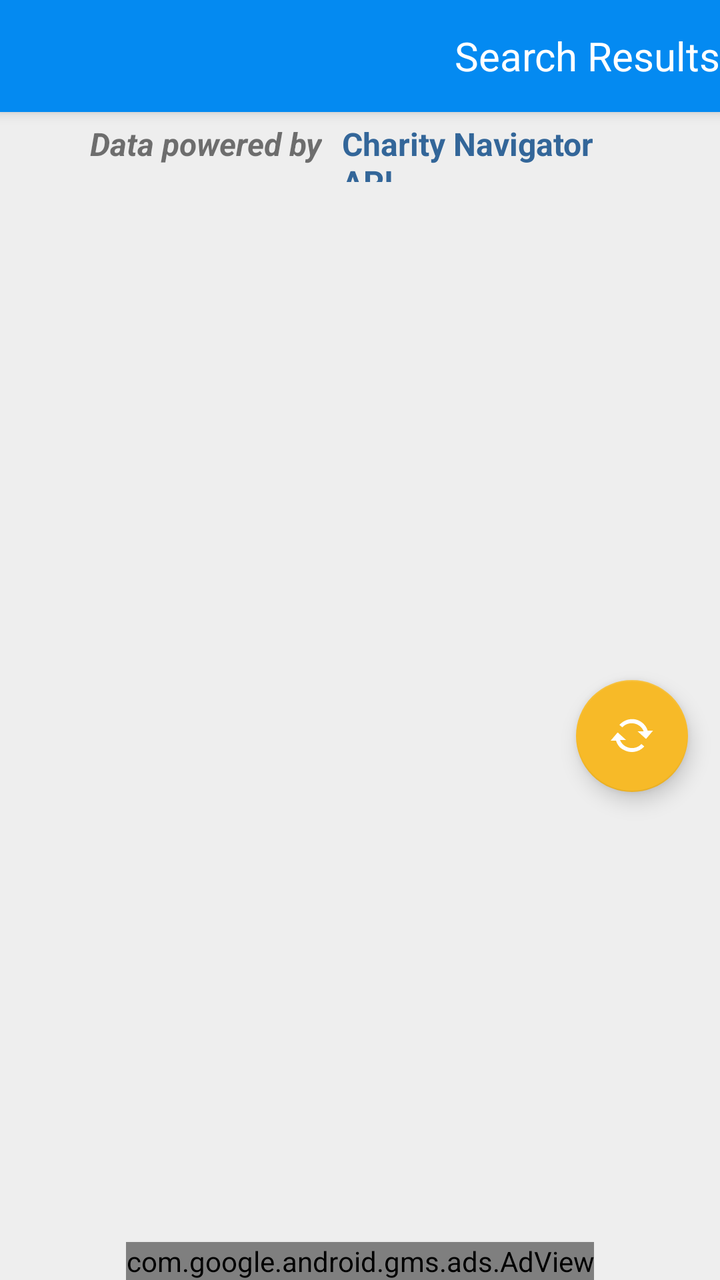
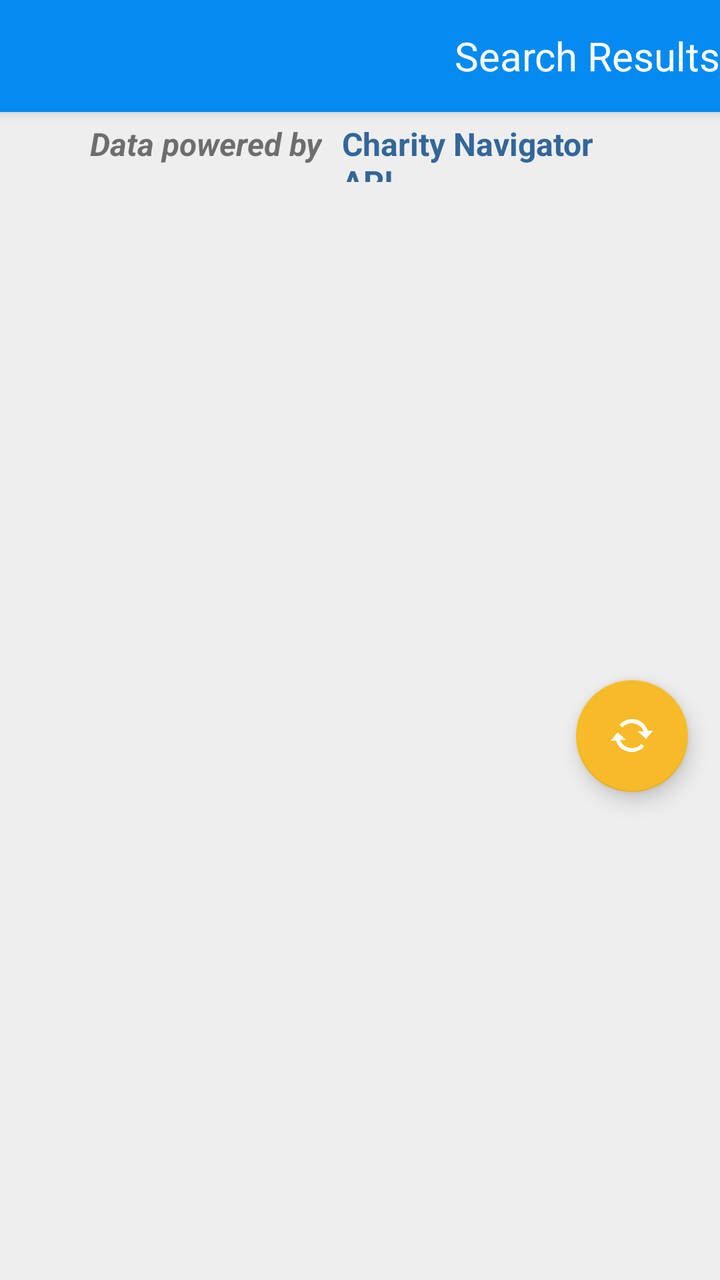

The first picture is an Android layout as it rendered before a commit; the second is the same layout after the commit. The layout source and the unified diff follow.
<!-- AndroidManifest.xml: activity theme AppTheme.NoActionBar -->
<!-- res/layout/activity_index.xml -->
<?xml version="1.0" encoding="utf-8"?>
<androidx.coordinatorlayout.widget.CoordinatorLayout
    xmlns:android="http://schemas.android.com/apk/res/android"
    xmlns:app="http://schemas.android.com/apk/res-auto"
    xmlns:tools="http://schemas.android.com/tools"
    android:layout_width="match_parent"
    android:layout_height="match_parent"
    android:fitsSystemWindows="true"
    tools:context=".view.IndexActivity">

    <com.google.android.material.appbar.AppBarLayout
        android:id="@+id/spawn_appbar"
        android:layout_width="match_parent"
        android:layout_height="wrap_content"
        android:theme="@style/AppTheme.AppBarOverlay">

        <androidx.appcompat.widget.Toolbar
            android:id="@+id/spawn_toolbar"
            android:layout_width="match_parent"
            android:layout_height="?attr/actionBarSize"
            app:popupTheme="@style/AppTheme.PopupOverlay">

            <TextView
                android:layout_width="match_parent"
                android:layout_height="match_parent"
                android:gravity="end|center_vertical"
                android:textSize="@dimen/text_size_paragraph_title"
                android:textColor="#fff"
                android:text="@string/title_activity_index"
                style="@style/AppTheme.AppBarOverlay"/>

        </androidx.appcompat.widget.Toolbar>

    </com.google.android.material.appbar.AppBarLayout>

    <LinearLayout
        android:layout_width="match_parent"
        android:layout_height="match_parent"
        android:orientation="vertical"
        app:layout_behavior="@string/appbar_scrolling_view_behavior">

        <LinearLayout
            android:id="@+id/index_attribution"
            android:layout_width="match_parent"
            android:layout_height="40dp"
            android:paddingStart="40dp"
            android:paddingEnd="40dp"
            android:gravity="center"
            android:background="@color/colorChalk"
            android:orientation="horizontal">

            <TextView
                android:layout_width="wrap_content"
                android:layout_height="match_parent"
                android:textSize="@dimen/text_size_paragraph"
                android:padding="5dp"
                android:textStyle="italic|bold"
                android:text="Data powered by"/>

            <TextView
                android:layout_width="wrap_content"
                android:layout_height="match_parent"
                android:textSize="@dimen/text_size_paragraph"
                android:padding="5dp"
                android:textStyle="bold"
                android:textColor="#336699"
                android:text="Charity Navigator API"/>

        </LinearLayout>

        <LinearLayout
            android:layout_width="match_parent"
            android:layout_height="match_parent"
            android:orientation="horizontal">

            <FrameLayout
                android:id="@+id/spawn_list_container"
                android:layout_width="match_parent"
                android:layout_height="match_parent">


                <androidx.recyclerview.widget.RecyclerView
                    android:id="@+id/spawn_list"
                    android:layout_width="match_parent"
                    android:layout_height="match_parent"
                    android:background="@color/colorChalk"
                    app:layoutManager="androidx.recyclerview.widget.LinearLayoutManager"
                    tools:context=".view.IndexActivity"
                    tools:listitem="@layout/item_index"/>

                <ProgressBar
                    android:id="@+id/spawn_progress"
                    android:layout_width="80dp"
                    android:layout_height="80dp"
                    android:layout_gravity="center"
                    android:visibility="gone"/>

                <com.google.android.material.floatingactionbutton.FloatingActionButton
                    android:id="@+id/spawn_fab"
                    android:layout_width="wrap_content"
                    android:layout_height="wrap_content"
                    android:layout_gravity="center_vertical|end"
                    android:layout_marginEnd="@dimen/fab_margin"
                    android:backgroundTint="@color/colorCheer"
                    app:srcCompat="@drawable/action_sync"
                    android:contentDescription="@string/description_refresh_button"/>
            </FrameLayout>

            <FrameLayout
                android:id="@+id/spawn_detail_container"
                android:layout_width="match_parent"
                android:layout_height="match_parent"
                android:visibility="gone"
                android:background="@color/colorNeutralLight"
                app:layout_behavior="@string/appbar_scrolling_view_behavior" />

        </LinearLayout>

    </LinearLayout>

    <com.google.android.gms.ads.AdView

        xmlns:ads="http://schemas.android.com/apk/res-auto"
        android:id="@+id/index_banner"
        android:layout_width="wrap_content"
        android:layout_height="wrap_content"
        android:layout_gravity="center_horizontal|bottom"
        ads:adSize="BANNER"
        ads:adUnitId="@string/am_banner_id"/>

</androidx.coordinatorlayout.widget.CoordinatorLayout>
<!-- res/layout/item_index.xml (included above) -->
<?xml version="1.0" encoding="utf-8"?>
<androidx.constraintlayout.widget.ConstraintLayout
    xmlns:android="http://schemas.android.com/apk/res/android"
    xmlns:app="http://schemas.android.com/apk/res-auto"
    android:id="@+id/spawn_item_view"
    android:layout_width="match_parent"
    android:layout_height="125dp"
    android:layout_margin="2dp"
    android:background="#fff">

        <TextView
            android:id="@+id/spawn_item_primary"
            android:layout_width="0dp"
            android:layout_height="55dp"
            android:layout_margin="4dp"
            android:ellipsize="end"
            android:scrollHorizontally="true"
            android:textAppearance="?attr/textAppearanceListItem"
            android:textSize="@dimen/text_size_paragraph_title"
            app:layout_constraintEnd_toEndOf="parent"
            app:layout_constraintHorizontal_bias="0.473"
            app:layout_constraintStart_toStartOf="parent"
            app:layout_constraintTop_toTopOf="parent" />

        <LinearLayout
            android:id="@+id/spawn_item_details"
            android:layout_width="0dp"
            android:layout_height="64dp"
            android:orientation="vertical"
            android:layout_margin="4dp"
            app:layout_constraintHorizontal_bias="1.0"
            app:layout_constraintEnd_toStartOf="@+id/relativeLayout"
            app:layout_constraintStart_toStartOf="parent"
            app:layout_constraintTop_toBottomOf="@+id/spawn_item_primary"
            app:layout_constraintBottom_toBottomOf="parent">

            <TextView
                android:id="@+id/spawn_item_secondary"
                android:layout_width="match_parent"
                android:layout_height="32dp"
                android:textAppearance="?attr/textAppearanceListItem" />

            <TextView
                android:id="@+id/spawn_item_tertiary"
                android:layout_width="match_parent"
                android:layout_height="32dp"
                android:textAppearance="?attr/textAppearanceListItem"/>

        </LinearLayout>

        <RelativeLayout
            android:id="@+id/relativeLayout"
            android:layout_width="77dp"
            android:layout_height="62dp"
            android:layout_margin="4dp"
            app:layout_constraintBottom_toBottomOf="parent"
            app:layout_constraintEnd_toEndOf="parent"
            app:layout_constraintHorizontal_bias="1.0"
            app:layout_constraintStart_toEndOf="@+id/spawn_item_details">

            <ImageView
                android:id="@+id/spawn_item_logo"
                android:layout_width="wrap_content"
                android:layout_height="300dp"
                android:adjustViewBounds="true"
                android:contentDescription="@string/description_charity_logo" />

        </RelativeLayout>

</androidx.constraintlayout.widget.ConstraintLayout>
<!-- resources referenced by this layout -->
<resources>
  <color name="colorChalk">#EEE</color>
  <color name="colorCheer">#F7BA28</color>
  <color name="colorNeutralLight">#DDD</color>
  <dimen name="fab_margin">16dp</dimen>
  <dimen name="text_size_paragraph">16sp</dimen>
  <dimen name="text_size_paragraph_title">20sp</dimen>
  <!-- drawable action_sync: png bitmap (drawable-hdpi, 1012 bytes) -->
  <string name="description_charity_logo">This is the logo that corresponds to the listed charity</string>
  <string name="description_refresh_button">Press this button to refresh the list of charities</string>
  <string name="title_activity_index">Search Results</string>
  <style name="AppTheme.AppBarOverlay" parent="ThemeOverlay.AppCompat.Dark.ActionBar" />
  <style name="AppTheme.PopupOverlay" parent="@android:style/Widget.PopupMenu">
          <item name="android:background">@color/colorPrimary</item>
      </style>
  <style name="AppTheme.NoActionBar">
          <item name="windowActionBar">false</item>
          <item name="windowNoTitle">true</item>
      </style>
  <color name="colorPrimary">#048AF1</color>
</resources>

<!-- the commit's change to res/layout/activity_index.xml (unified diff, before → after) -->
@@ -118,16 +118,6 @@
 
     </LinearLayout>
 
-    <com.google.android.gms.ads.AdView
-
-        xmlns:ads="http://schemas.android.com/apk/res-auto"
-        android:id="@+id/index_banner"
-        android:layout_width="wrap_content"
-        android:layout_height="wrap_content"
-        android:layout_gravity="center_horizontal|bottom"
-        ads:adSize="BANNER"
-        ads:adUnitId="@string/am_banner_id"/>
-
 </androidx.coordinatorlayout.widget.CoordinatorLayout>
 <!-- res/layout/item_index.xml (included above) -->
 <?xml version="1.0" encoding="utf-8"?>
